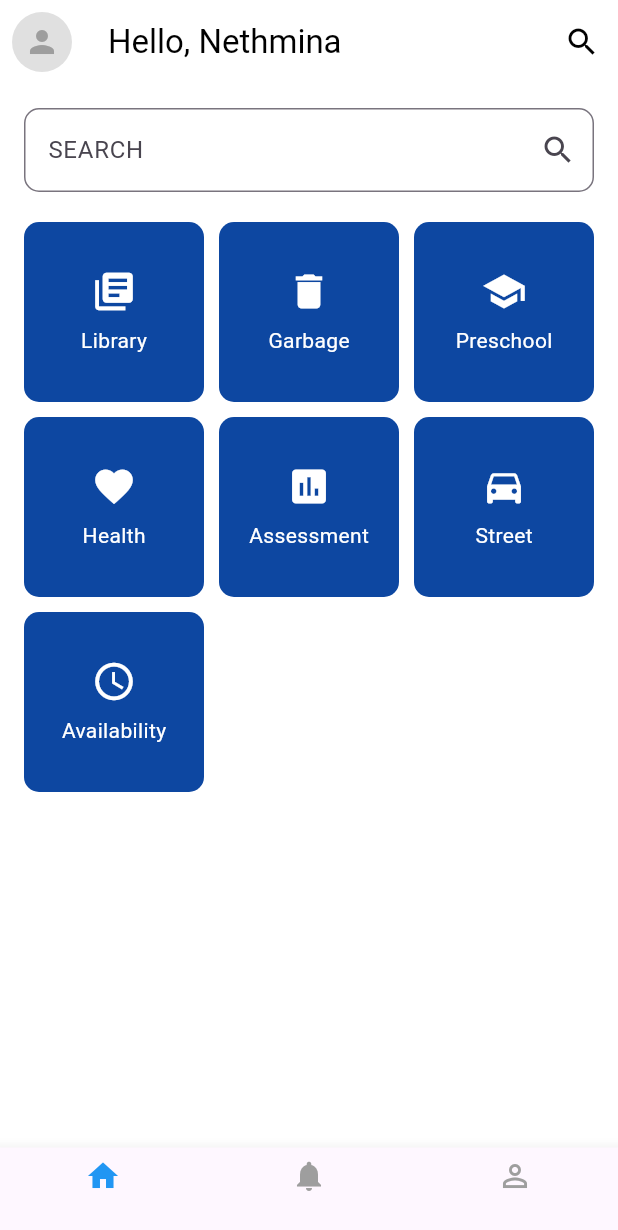
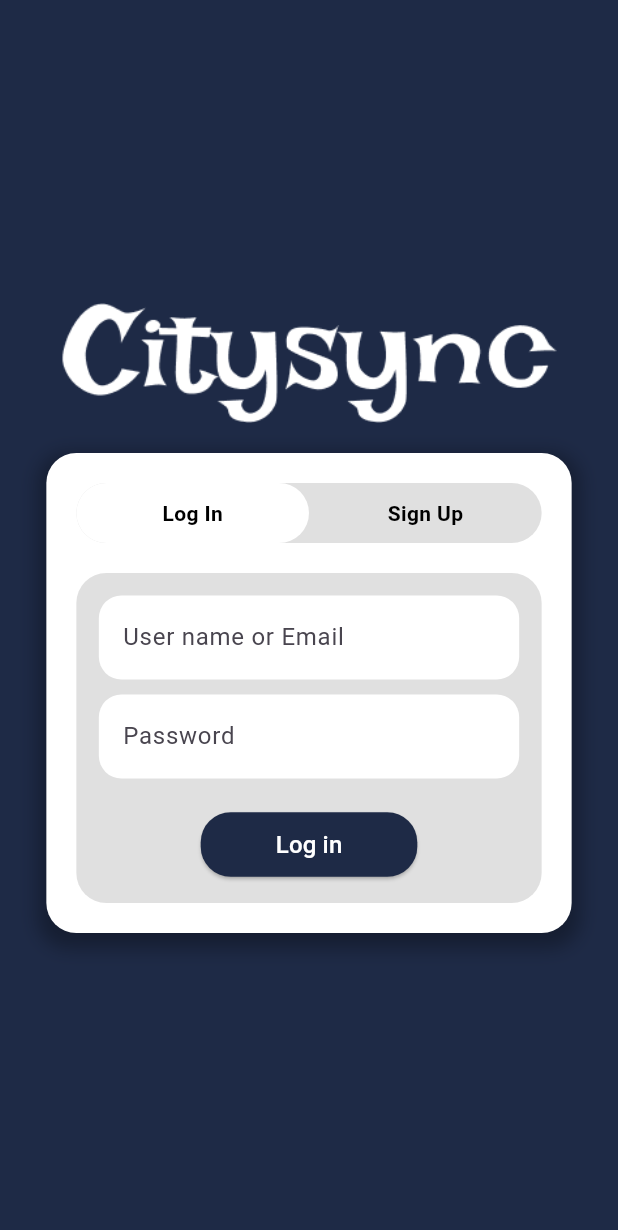
Before and after one commit to SanjanaJaya/mobile_application_development, a Flutter app: the screen it shows after launch, on a phone screen of 412 x 824 dp. Shown: the top 1230 px of the screen. Run offline on Flutter 3.47's test engine with Material 3 defaults, Android fonts, the phone set to English and light mode, and no system bars; our stand-ins replace lucide_icons.

Commit message:
New Login and Home

```diff
--- /dev/null
+++ b/lib/login.dart
@@ -0,0 +1,208 @@
+import 'package:flutter/material.dart';
+
+class AuthScreen extends StatefulWidget {
+  @override
+  _AuthScreenState createState() => _AuthScreenState();
+}
+
+class _AuthScreenState extends State<AuthScreen> {
+  bool isLogin = true;
+
+  @override
+  Widget build(BuildContext context) {
+    return Scaffold(
+      backgroundColor: Color(0xFF1E2A46), // Updated background color
+      body: Center(
+        child: Column(
+          mainAxisAlignment: MainAxisAlignment.center,
+          children: [
+            // Logo
+            Padding(
+              padding: const EdgeInsets.only(bottom: 20.0),
+              child: Image.asset('img/logo.png', height: 80),
+            ),
+
+            // Auth Card
+            Container(
+              width: MediaQuery.of(context).size.width * 0.85,
+              padding: EdgeInsets.all(20),
+              decoration: BoxDecoration(
+                color: Colors.white, // Background color of the card
+                borderRadius: BorderRadius.circular(20),
+                boxShadow: [
+                  BoxShadow(
+                    color: Colors.black.withOpacity(0.3), // Shadow color
+                    spreadRadius: 5, // Spread radius
+                    blurRadius: 10, // Blur radius
+                    offset: Offset(0, 5), // Shadow offset
+                  ),
+                ],
+              ),
+              child: Column(
+                children: [
+                  // Toggle Buttons
+                  Container(
+                    decoration: BoxDecoration(
+                      color: Colors.grey[300],
+                      borderRadius: BorderRadius.circular(25),
+                    ),
+                    child: Row(
+                      children: [
+                        Expanded(
+                          child: GestureDetector(
+                            onTap: () => setState(() => isLogin = true),
+                            child: Container(
+                              padding: EdgeInsets.symmetric(vertical: 10),
+                              decoration: BoxDecoration(
+                                color: isLogin ? Colors.white : Colors.transparent,
+                                borderRadius: BorderRadius.circular(25),
+                              ),
+                              child: Center(
+                                child: Text(
+                                  'Log In',
+                                  style: TextStyle(
+                                    fontWeight: FontWeight.bold,
+                                    color: Colors.black,
+                                  ),
+                                ),
+                              ),
+                            ),
+                          ),
+                        ),
+                        Expanded(
+                          child: GestureDetector(
+                            onTap: () => setState(() => isLogin = false),
+                            child: Container(
+                              padding: EdgeInsets.symmetric(vertical: 10),
+                              decoration: BoxDecoration(
+                                color: !isLogin ? Colors.white : Colors.transparent,
+                                borderRadius: BorderRadius.circular(25),
+                              ),
+                              child: Center(
+                                child: Text(
+                                  'Sign Up',
+                                  style: TextStyle(
+                                    fontWeight: FontWeight.bold,
+                                    color: Colors.black,
+                                  ),
+                                ),
+                              ),
+                            ),
+                          ),
+                        ),
+                      ],
+                    ),
+                  ),
+
+                  SizedBox(height: 20),
+
+                  // Input Fields with Animation
+                  AnimatedSwitcher(
+                    duration: Duration(milliseconds: 300), // Animation duration
+                    transitionBuilder: (Widget child, Animation<double> animation) {
+                      return FadeTransition(
+                        opacity: animation,
+                        child: child,
+                      );
+                    },
+                    child: isLogin ? _buildLoginForm() : _buildSignUpForm(),
+                  ),
+                ],
+              ),
+            ),
+          ],
+        ),
+      ),
+    );
+  }
+
+  Widget _buildLoginForm() {
+    return Container(
+      key: ValueKey('LoginForm'), // Unique key for animation
+      padding: EdgeInsets.all(15),
+      decoration: BoxDecoration(
+        color: Colors.grey[300],
+        borderRadius: BorderRadius.circular(20),
+      ),
+      child: Column(
+        children: [
+          // Username or Email
+          _buildTextField('User name or Email'),
+          SizedBox(height: 10),
+          // Password
+          _buildTextField('Password', obscureText: true),
+          SizedBox(height: 20),
+          // Login Button
+          ElevatedButton(
+            style: ElevatedButton.styleFrom(
+              backgroundColor: Color(0xFF1E2A46),
+              padding: EdgeInsets.symmetric(horizontal: 50, vertical: 10),
+              shape: RoundedRectangleBorder(
+                borderRadius: BorderRadius.circular(20),
+              ),
+            ),
+            onPressed: () {},
+            child: Text(
+              'Log in',
+              style: TextStyle(fontSize: 16, color: Colors.white),
+            ),
+          ),
+        ],
+      ),
+    );
+  }
+
+  Widget _buildSignUpForm() {
+    return Container(
+      key: ValueKey('SignUpForm'), // Unique key for animation
+      padding: EdgeInsets.all(15),
+      decoration: BoxDecoration(
+        color: Colors.grey[300],
+        borderRadius: BorderRadius.circular(20),
+      ),
+      child: Column(
+        children: [
+          // Username or Email
+          _buildTextField('User name or Email'),
+          SizedBox(height: 10),
+          // Password
+          _buildTextField('Password', obscureText: true),
+          SizedBox(height: 10),
+          // Confirm Password
+          _buildTextField('Confirm Password', obscureText: true),
+          SizedBox(height: 20),
+          // Sign Up Button
+          ElevatedButton(
+            style: ElevatedButton.styleFrom(
+              backgroundColor: Color(0xFF1E2A46),
+              padding: EdgeInsets.symmetric(horizontal: 50, vertical: 10),
+              shape: RoundedRectangleBorder(
+                borderRadius: BorderRadius.circular(20),
+              ),
+            ),
+            onPressed: () {},
+            child: Text(
+              'Sign Up',
+              style: TextStyle(fontSize: 16, color: Colors.white),
+            ),
+          ),
+        ],
+      ),
+    );
+  }
+
+  Widget _buildTextField(String hint, {bool obscureText = false}) {
+    return TextField(
+      obscureText: obscureText,
+      decoration: InputDecoration(
+        hintText: hint,
+        filled: true,
+        fillColor: Colors.white,
+        border: OutlineInputBorder(
+          borderRadius: BorderRadius.circular(15),
+          borderSide: BorderSide.none,
+        ),
+      ),
+    );
+  }
+}
--- a/lib/main.dart
+++ b/lib/main.dart
@@ -1,4 +1,7 @@
+import 'package:flutter/foundation.dart';
 import 'package:flutter/material.dart';
+import 'package:lucide_icons/lucide_icons.dart';
+import 'login.dart';
 
 void main() {
   runApp(MyApp());
@@ -8,107 +11,221 @@ class MyApp extends StatelessWidget {
   @override
   Widget build(BuildContext context) {
     return MaterialApp(
-      home: HomeScreen(),
+      debugShowCheckedModeBanner: false,
+      home: AuthScreen()
     );
   }
 }
 
-class HomeScreen extends StatelessWidget {
+class DashboardScreen extends StatelessWidget {
   @override
   Widget build(BuildContext context) {
     return Scaffold(
-      backgroundColor: Colors.white, // Assuming a white background
+      backgroundColor: Colors.grey[100],
       appBar: AppBar(
-        backgroundColor: Colors.white,
+        backgroundColor: Colors.transparent,
         elevation: 0,
-        leading: Padding(
-          padding: const EdgeInsets.all(8.0),
-          child: CircleAvatar(
-            backgroundColor: Colors.grey[300], // Placeholder for user avatar
-            child: Icon(Icons.person, color: Colors.grey),
+        leading: Builder(
+          builder: (context) => IconButton(
+            icon: Icon(Icons.menu, color: Colors.black),
+            onPressed: () {
+              // Open the drawer using the correct context
+              Scaffold.of(context).openDrawer();
+            },
           ),
         ),
-        title: Text(
-          'Hello, Nethmina',
-          style: TextStyle(color: Colors.black),
-        ),
         actions: [
-          IconButton(
-            icon: Icon(Icons.search, color: Colors.black),
-            onPressed: () {
-              // Handle search action
-            },
+          Padding(
+            padding: EdgeInsets.only(right: 16.0),
+            child: CircleAvatar(
+              backgroundImage: AssetImage('img/profile.png'),
+            ),
           ),
         ],
       ),
-      body: Padding(
-        padding: const EdgeInsets.all(16.0),
-        child: Column(
+      drawer: Drawer(
+        child: ListView(
+          padding: EdgeInsets.zero,
           children: [
-            TextField(
-              decoration: InputDecoration(
-                hintText: 'SEARCH',
-                border: OutlineInputBorder(
-                  borderRadius: BorderRadius.circular(10),
+            // Drawer Header
+            UserAccountsDrawerHeader(
+              decoration: BoxDecoration(
+                color: Colors.grey, // Background color for the header
+              ),
+              accountName: Text(
+                'Nethmina Medagedara',
+                style: TextStyle(
+                  fontSize: 24,
+                  fontWeight: FontWeight.bold,
                 ),
-                suffixIcon: Icon(Icons.search),
+              ),
+              accountEmail: Text(
+                'saangip17@gmail.com',
+                style: TextStyle(
+                  fontSize: 16,
+                ),
+              ),
+              currentAccountPicture: CircleAvatar(
+                backgroundImage: AssetImage('img/profile.png'),
               ),
             ),
-            SizedBox(height: 20),
-            Expanded(
-              child: GridView.count(
-                crossAxisCount: 3,
-                crossAxisSpacing: 10,
-                mainAxisSpacing: 10,
-                children: [
-                  _buildServiceButton(Icons.library_books, 'Library'),
-                  _buildServiceButton(Icons.delete, 'Garbage'),
-                  _buildServiceButton(Icons.school, 'Preschool'),
-                  _buildServiceButton(Icons.favorite, 'Health'),
-                  _buildServiceButton(Icons.assessment, 'Assessment'),
-                  _buildServiceButton(Icons.directions_car, 'Street'),
-                  _buildServiceButton(Icons.access_time, 'Availability'),
-                ],
-              ),
+            // Menu Items
+            ListTile(
+              leading: Icon(Icons.location_on, color: Colors.black),
+              title: Text('Location'),
+              onTap: () {
+                // Handle Location tap
+                Navigator.pop(context); // Close the drawer
+              },
+            ),
+            ListTile(
+              leading: Icon(Icons.contact_mail, color: Colors.black),
+              title: Text('Contact us'),
+              onTap: () {
+                // Handle Contact us tap
+                Navigator.pop(context); // Close the drawer
+              },
+            ),
+            ListTile(
+              leading: Icon(Icons.settings, color: Colors.black),
+              title: Text('Settings'),
+              onTap: () {
+                // Handle Settings tap
+                Navigator.pop(context); // Close the drawer
+              },
+            ),
+            ListTile(
+              leading: Icon(Icons.help_outline, color: Colors.black),
+              title: Text('Help and FAQs'),
+              onTap: () {
+                // Handle Help and FAQs tap
+                Navigator.pop(context); // Close the drawer
+              },
             ),
           ],
         ),
       ),
+      body: SingleChildScrollView(
+        padding: EdgeInsets.symmetric(horizontal: 16.0),
+        child: Column(
+          crossAxisAlignment: CrossAxisAlignment.start,
+          children: [
+            // Search Bar
+            Container(
+              padding: EdgeInsets.symmetric(horizontal: 16.0),
+              decoration: BoxDecoration(
+                color: Colors.white,
+                borderRadius: BorderRadius.circular(25.0),
+                boxShadow: [
+                  BoxShadow(
+                    color: Colors.grey.withOpacity(0.1),
+                    spreadRadius: 2,
+                    blurRadius: 10,
+                    offset: Offset(0, 3),
+                  ),
+                ],
+              ),
+              child: Row(
+                children: [
+                  Icon(Icons.search, color: Colors.grey[600]),
+                  SizedBox(width: 10),
+                  Expanded(
+                    child: TextField(
+                      decoration: InputDecoration(
+                        hintText: 'Search here',
+                        border: InputBorder.none,
+                      ),
+                    ),
+                  ),
+                ],
+              ),
+            ),
+            SizedBox(height: 20),
+
+            // Services Section
+            Row(
+              mainAxisAlignment: MainAxisAlignment.spaceBetween,
+              children: [
+                Text('Services', style: TextStyle(fontSize: 20, fontWeight: FontWeight.bold)),
+              ],
+            ),
+            SizedBox(height: 10),
+
+            GridView.count(
+              shrinkWrap: true,
+              physics: NeverScrollableScrollPhysics(),
+              crossAxisCount: 4,
+              children: [
+                ServiceIcon('img/book.png', 'Books'),
+                ServiceIcon('img/trash.png', 'Trash'),
+                ServiceIcon('img/analytics.png', 'Analytics'),
+                ServiceIcon('img/medical.png', 'Medical'),
+                ServiceIcon('img/medical.png', 'Health'),
+                ServiceIcon('img/medical.png', 'Care'),
+                ServiceIcon('img/medical.png', 'Support'),
+                ServiceIcon('img/medical.png', 'Help'),
+              ],
+            ),
+            SizedBox(height: 20),
+
+            // Updates Section
+            Row(
+              mainAxisAlignment: MainAxisAlignment.spaceBetween,
+              children: [
+                Text('Updates', style: TextStyle(fontSize: 20, fontWeight: FontWeight.bold)),
+                Text('View all >', style: TextStyle(color: Colors.grey[600])),
+              ],
+            ),
+            SizedBox(height: 10),
+
+            ClipRRect(
+              borderRadius: BorderRadius.circular(15),
+              child: Image.asset('img/landscape.png', fit: BoxFit.cover),
+            ),
+            SizedBox(height: 20),
+          ],
+        ),
+      ),
       bottomNavigationBar: BottomNavigationBar(
-        items: const <BottomNavigationBarItem>[
-          BottomNavigationBarItem(
-            icon: Icon(Icons.home),
-            label: '',
-          ),
-          BottomNavigationBarItem(
-            icon: Icon(Icons.notifications),
-            label: '',
-          ),
-          BottomNavigationBarItem(
-            icon: Icon(Icons.person_outline),
-            label: '',
-          ),
-        ],
-        selectedItemColor: Colors.blue, // Customize selected item color
-        unselectedItemColor: Colors.grey, // Customize unselected item color
-      ),
-    );
-  }
-
-  Widget _buildServiceButton(IconData icon, String label) {
-    return Container(
-      decoration: BoxDecoration(
-        color: Colors.blue[900], // Dark blue background for buttons
-        borderRadius: BorderRadius.circular(10),
-      ),
-      child: Column(
-        mainAxisAlignment: MainAxisAlignment.center,
-        children: [
-          Icon(icon, color: Colors.white, size: 30),
-          SizedBox(height: 8),
-          Text(label, style: TextStyle(color: Colors.white)),
+        items: [
+          BottomNavigationBarItem(icon: Icon(LucideIcons.home), label: ''),
+          BottomNavigationBarItem(icon: Icon(LucideIcons.camera), label: ''),
+          BottomNavigationBarItem(icon: Icon(LucideIcons.bell), label: ''),
         ],
       ),
     );
   }
 }
+
+class ServiceIcon extends StatelessWidget {
+  final String imagePath;
+  final String label;
+
+  ServiceIcon(this.imagePath, this.label);
+
+  @override
+  Widget build(BuildContext context) {
+    return Column(
+      children: [
+        Container(
+          padding: EdgeInsets.all(10),
+          decoration: BoxDecoration(
+            color: Colors.white,
+            shape: BoxShape.circle,
+            boxShadow: [
+              BoxShadow(
+                color: Colors.grey.withOpacity(0.1),
+                spreadRadius: 2,
+                blurRadius: 10,
+                offset: Offset(0, 3),
+              ),
+            ],
+          ),
+          child: Image.asset(imagePath, width: 40, height: 40),
+        ),
+        SizedBox(height: 5),
+        Text(label, style: TextStyle(fontSize: 12)),
+      ],
+    );
+  }
+}
```
Also changed, not shown: pubspec.yaml (+8 -2 lines), img/Component 2.png (deleted), img/Component 3.png (deleted), img/Component 4.png (deleted), img/Health.png (deleted), img/Preschool.png (deleted), img/analytics.png (added), img/book.png (added), img/garbage.png (deleted), img/landscape.png (added), img/library.png (deleted), img/logo.png (added), img/medical.png (added), img/profile.png (added), 2 more files.
